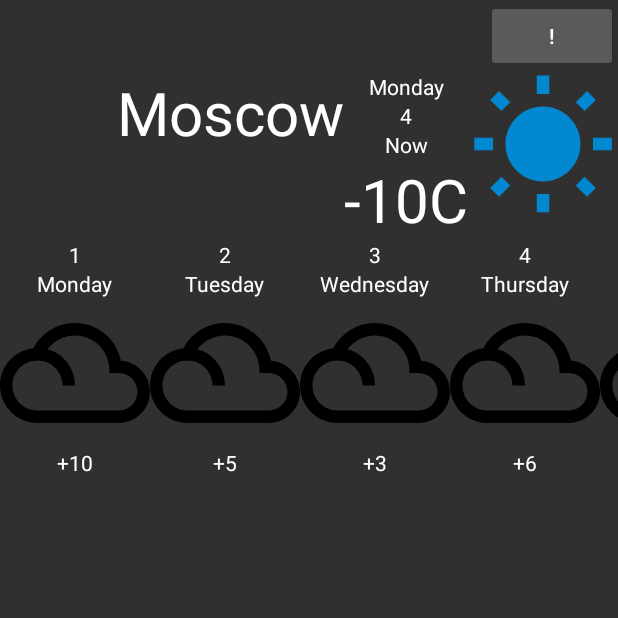
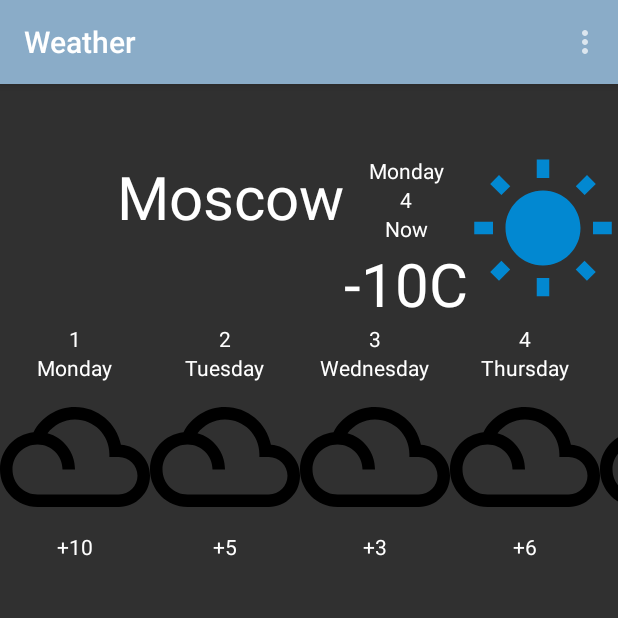
Before and after one commit to niww1919/AndroidBase, an Android app: the screen it shows after launch (MainActivity), on a phone screen of 412 x 824 dp, the top half of it. Run offline under Robolectric (Android 15) with nearby library versions, the phone set to English and light mode, and no system bars; pictures from the network do not load.

Commit message:
Home work 2-1 Work with action bar

```diff
--- a/app/src/main/java/com/example/andoidbasecourse/MainActivity.java
+++ b/app/src/main/java/com/example/andoidbasecourse/MainActivity.java
@@ -2,10 +2,14 @@ package com.example.andoidbasecourse;
 
 import android.content.Intent;
 import android.os.Bundle;
+import android.view.Menu;
+import android.view.MenuItem;
 import android.view.View;
+import android.widget.Button;
 import android.widget.Switch;
 import android.widget.TextView;
 
+import androidx.appcompat.widget.Toolbar;
 import androidx.recyclerview.widget.LinearLayoutManager;
 import androidx.recyclerview.widget.RecyclerView;
 
@@ -26,10 +30,12 @@ public class MainActivity extends BaseActivity {
     protected void onCreate(Bundle savedInstanceState) {
 
         super.onCreate(savedInstanceState);
+        setContentView(R.layout.activity_main);
 
+        Toolbar toolbar = findViewById(R.id.toolbar);
+        toolbar.setTitle(R.string.app_name);
+        setSupportActionBar(toolbar);
 
-
-        setContentView(R.layout.activity_main);
 
         List<Weather> weatherOFWeekDays = new ArrayList<>();
         weatherOFWeekDays.add(new Weather("+10", "Monday", "1"));
@@ -46,14 +52,11 @@ public class MainActivity extends BaseActivity {
 //        weatherOfCity.add(new Weather("+9", "London", new Date(System.currentTimeMillis())));
 
 
-
-
         RecyclerView recyclerView = findViewById(R.id.rv);
         recyclerView.setHasFixedSize(true);
-        recyclerView.setLayoutManager(new LinearLayoutManager(this, LinearLayoutManager.HORIZONTAL,false));
+        recyclerView.setLayoutManager(new LinearLayoutManager(this, LinearLayoutManager.HORIZONTAL, false));
         WeatherAdapter adapter = new WeatherAdapter(this, weatherOFWeekDays);
         recyclerView.setAdapter(adapter);
-
 
 
         WeatherOfCityAdapter adapter2 = new WeatherOfCityAdapter(this, weatherOfCity);
@@ -63,12 +66,11 @@ public class MainActivity extends BaseActivity {
         rv.setAdapter(adapter2);
 
 
-
     }
 
     public void intentSettingsOfApp(View view) {
         Intent intent = new Intent(MainActivity.this, SettingsOfApp.class);
-        startActivityForResult(intent,SETTING_CODE);
+        startActivityForResult(intent, SETTING_CODE);
     }
 
     @Override
@@ -80,11 +82,37 @@ public class MainActivity extends BaseActivity {
 
 
         if (requestCode != REQUEST_CODE) {
-            return ;
+            return;
         }
-        ((TextView)findViewById(R.id.currentCityName)).setText(data.getStringExtra("City"));
+        ((TextView) findViewById(R.id.currentCityName)).setText(data.getStringExtra("City"));
 
 
     }
 
+    @Override
+    public boolean onCreateOptionsMenu(Menu menu) {
+        // Inflate the menu; this adds items to the action bar if it is present.
+        getMenuInflater().inflate(R.menu.menu_main, menu);
+        return true;
+    }
+
+    @Override
+    public boolean onOptionsItemSelected(MenuItem item) {
+        // Handle action bar item clicks here. The action bar will
+        // automatically handle clicks on the Home/Up button, so long
+        // as you specify a parent activity in AndroidManifest.xml.
+        int id = item.getItemId();
+        Button button = findViewById(R.id.activityButtonOfSettings);
+
+
+        //noinspection SimplifiableIfStatement
+        if (id == R.id.itemButtonOfSettings) {
+            button.setVisibility(View.VISIBLE);
+            return true;
+        }
+
+
+        return super.onOptionsItemSelected(item);
+    }
+
 }
--- a/app/src/main/res/layout/activity_main.xml
+++ b/app/src/main/res/layout/activity_main.xml
@@ -4,13 +4,31 @@
     xmlns:tools="http://schemas.android.com/tools"
     android:layout_width="match_parent"
     android:layout_height="match_parent"
-    tools:context=".MainActivity">
+    tools:context=".MainActivity"
+    android:orientation="vertical"
+    >
 
 
+    <com.google.android.material.appbar.AppBarLayout
+        app:layout_constraintTop_toTopOf="parent"
+        android:id="@+id/appBarLayout"
+        style="@style/ThemeOverlay.AppCompat.Dark.ActionBar"
+        android:layout_width="match_parent"
+        android:layout_height="wrap_content">
 
+        <androidx.appcompat.widget.Toolbar
+            android:id="@+id/toolbar"
+            android:layout_width="match_parent"
+            android:layout_height="?attr/actionBarSize"
+            android:background="?attr/colorPrimary"
+            app:popupTheme="@style/AppTheme.PopupOverlay" />
+
+
+    </com.google.android.material.appbar.AppBarLayout>
 
 
     <LinearLayout
+        app:layout_constraintTop_toBottomOf="@+id/appBarLayout"
         android:id="@+id/ll"
         android:layout_width="match_parent"
         android:layout_height="wrap_content"
@@ -18,10 +36,13 @@
         android:orientation="horizontal">
 
         <Button
+            android:id="@+id/activityButtonOfSettings"
             android:layout_width="wrap_content"
             android:layout_height="wrap_content"
             android:onClick="intentSettingsOfApp"
-            android:text="@string/sing" />
+            android:text="@string/sing"
+            android:visibility="invisible"
+            />
 
     </LinearLayout>
 
@@ -47,6 +68,4 @@
         android:layout_height="wrap_content"
         app:layout_constraintTop_toBottomOf="@+id/rv"/>
 
-
-
 </androidx.constraintlayout.widget.ConstraintLayout>
--- /dev/null
+++ b/app/src/main/res/menu/menu_main.xml
@@ -0,0 +1,30 @@
+<?xml version="1.0" encoding="utf-8"?>
+<menu xmlns:android="http://schemas.android.com/apk/res/android"
+    xmlns:app="http://schemas.android.com/apk/res-auto"
+    xmlns:tools="http://schemas.android.com/tools"
+    tools:context=".MainActivity"
+
+    >
+    <item
+        android:id="@+id/action_settings"
+        android:orderInCategory="100"
+        android:title="@string/action_settings"
+        app:showAsAction="never" />
+    <item
+        android:id="@+id/action_wind"
+        android:orderInCategory="100"
+        android:title="@string/wind"
+        app:showAsAction="never" />
+    <item
+        android:id="@+id/action_time"
+        android:orderInCategory="200"
+        android:title="@string/time"
+        app:showAsAction="never" />
+    <item
+        android:id="@+id/itemButtonOfSettings"
+        android:orderInCategory="300"
+        android:title="@string/action_old_settings"
+        android:checkable="true"
+         />
+
+</menu>
--- a/app/src/main/res/values/strings.xml
+++ b/app/src/main/res/values/strings.xml
@@ -1,5 +1,5 @@
 <resources>
-    <string name="app_name">AndoidBaseCourse</string>
+    <string name="app_name">Weather</string>
     <string name="temperatureOfDay">-10C</string>
     <string name="town">Moscow</string>
     <string name="monday">Monday</string>
@@ -32,4 +32,6 @@
     <string name="sity">Sity</string>
     <string name="path">Path</string>
     <string name="time">Time</string>
+    <string name="action_settings">Settings</string>
+    <string name="action_old_settings">Button of setting invisible</string>
 </resources>
--- a/app/src/main/res/values/styles.xml
+++ b/app/src/main/res/values/styles.xml
@@ -9,6 +9,14 @@
         <item name="android:textColor">@color/colorText</item>
 
     </style>
+
+    <style name="AppTheme.NoActionBar">
+        <item name="windowActionBar">false</item>
+        <item name="windowNoTitle">true</item>
+    </style>
+
+    <style name="AppTheme.AppBarOverlay" parent="ThemeOverlay.AppCompat.Dark.ActionBar" />
+    <style name="AppTheme.PopupOverlay" parent="ThemeOverlay.AppCompat.Light" />
 
 
 
@@ -53,4 +61,6 @@
     </style>
 
 
+
+
 </resources>
```
